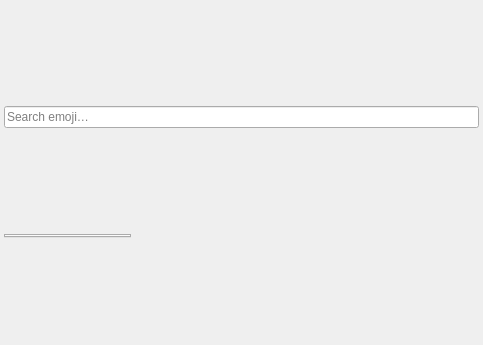
This is sources/choose-emoji-dialog/ChooseEmojiDialog.ui in Ri0n/matterleast as Qt 5 draws it before an edit. The edited form follows.
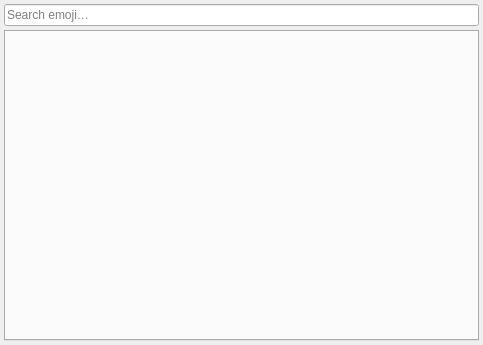
This is the edited form.

Commit message: Let emoji picker contents follow window resize

The edit to the form file:
```diff
--- a/sources/choose-emoji-dialog/ChooseEmojiDialog.ui
+++ b/sources/choose-emoji-dialog/ChooseEmojiDialog.ui
@@ -11,7 +11,7 @@
    </rect>
   </property>
   <property name="sizePolicy">
-   <sizepolicy hsizetype="Fixed" vsizetype="Fixed">
+   <sizepolicy hsizetype="Expanding" vsizetype="Expanding">
     <horstretch>0</horstretch>
     <verstretch>0</verstretch>
    </sizepolicy>
@@ -54,7 +54,7 @@
    <item>
     <widget class="QTabWidget" name="tabWidget">
      <property name="sizePolicy">
-      <sizepolicy hsizetype="Fixed" vsizetype="Fixed">
+      <sizepolicy hsizetype="Expanding" vsizetype="Expanding">
        <horstretch>0</horstretch>
        <verstretch>0</verstretch>
       </sizepolicy>
```
